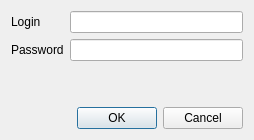
N0vemberRain/wch-desktop, file src/presentation/auth/logindialog.ui: the form before one commit.
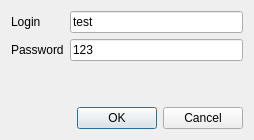
The form after the commit.

Diff of the .ui file:
```diff
--- a/src/presentation/auth/logindialog.ui
+++ b/src/presentation/auth/logindialog.ui
@@ -17,10 +17,18 @@
    <item>
     <layout class="QFormLayout" name="formLayout">
      <item row="0" column="1">
-      <widget class="QLineEdit" name="loginLineEdit"/>
+      <widget class="QLineEdit" name="loginLineEdit">
+       <property name="text">
+        <string>test</string>
+       </property>
+      </widget>
      </item>
      <item row="1" column="1">
-      <widget class="QLineEdit" name="passwordLineEdit"/>
+      <widget class="QLineEdit" name="passwordLineEdit">
+       <property name="text">
+        <string>123</string>
+       </property>
+      </widget>
      </item>
      <item row="0" column="0">
       <widget class="QLabel" name="label">
```
